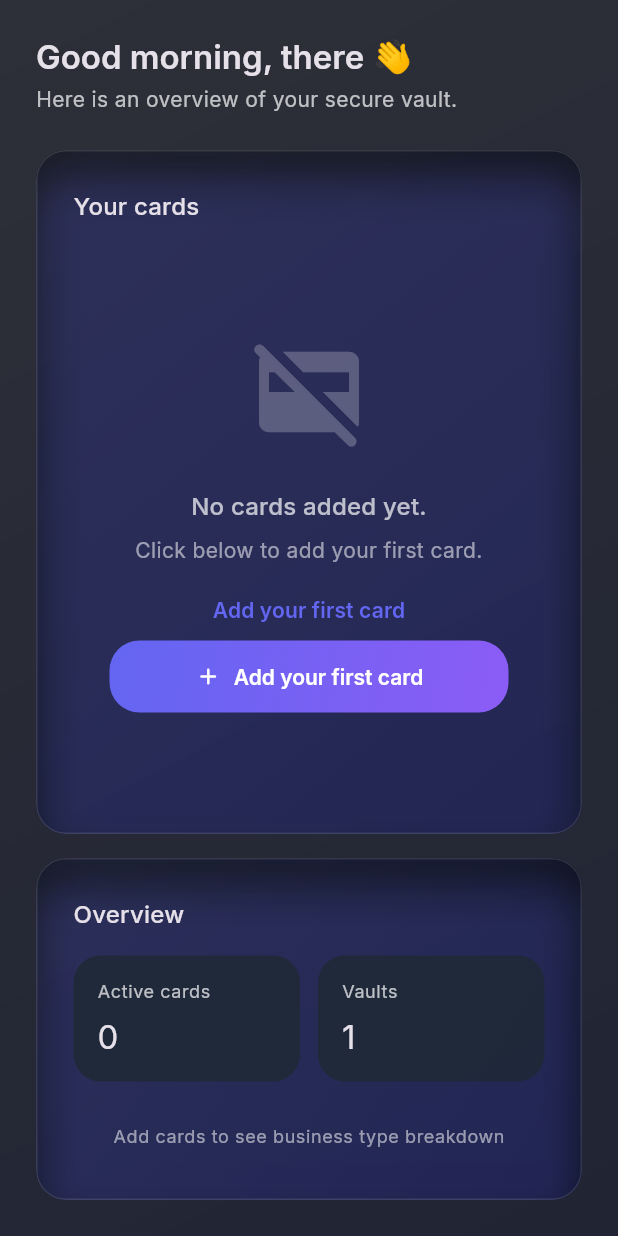
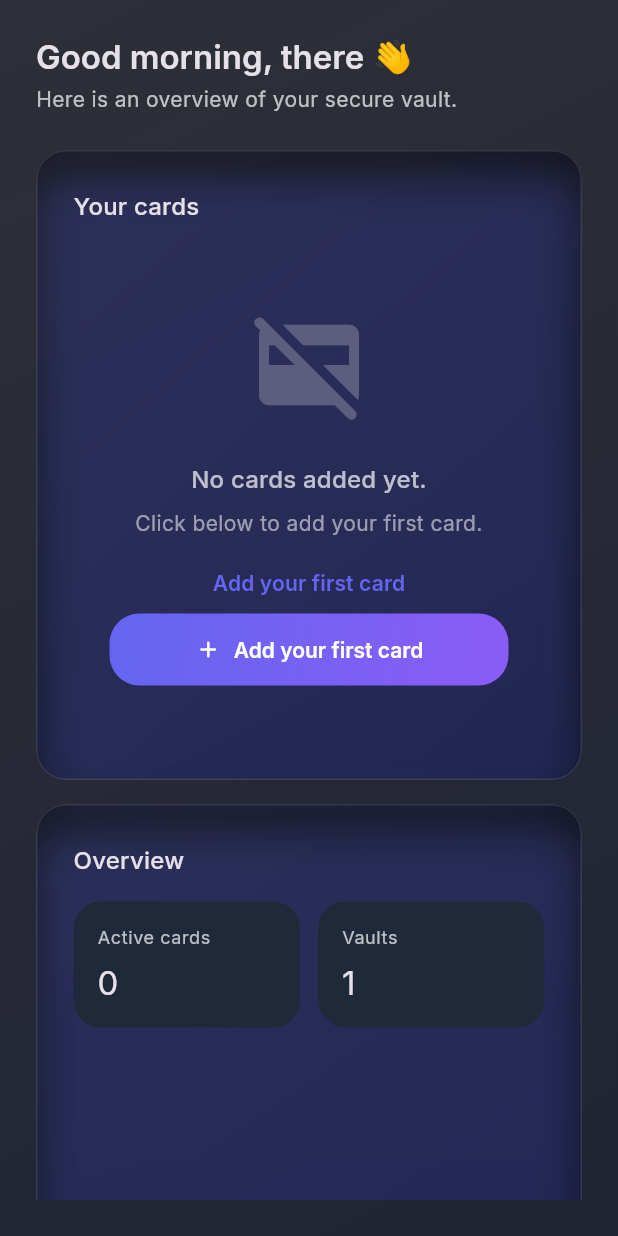
Before and after one commit to cybercomet-07/CardVault, a Flutter app: the DashboardPage screen opened by its route, on a phone screen of 412 x 824 dp. Run offline on Flutter 3.47's test engine with Material 3 defaults, Android fonts, the phone set to English and light mode, and no system bars; our stand-ins replace cloud_firestore, firebase_auth, firebase_core, fl_chart, google_fonts, image_picker; missing offline and left inert: dart:html, dart:js_interop, dart:ui_web, google_mlkit_text_recognition; accounts and stored records are empty.

Commit message:
Fix mobile-first page scrolling and web auth session behavior.
Restructure Dashboard, Cards, and Settings layouts to scroll reliably on small screens while preserving desktop split layouts, and enforce web session persistence so users must log in again after closing the browser.

Co-authored-by: Cursor <cursoragent@cursor.com>

```diff
--- a/lib/features/dashboard/dashboard_page.dart
+++ b/lib/features/dashboard/dashboard_page.dart
@@ -62,101 +62,88 @@ class _DashboardPageState extends State<DashboardPage> {
                             return LayoutBuilder(
                               builder: (context, constraints) {
                                 final isTwoColumn = constraints.maxWidth > 900;
-                                return Flex(
-                                  direction: isTwoColumn ? Axis.horizontal : Axis.vertical,
+                                if (isTwoColumn) {
+                                  return Row(
                                     crossAxisAlignment: CrossAxisAlignment.start,
                                     children: [
                                       Expanded(
                                         flex: 2,
-                                      child: GlassContainer(
-                                        padding: const EdgeInsets.all(24),
-                                        child: Column(
-                                          crossAxisAlignment: CrossAxisAlignment.start,
-                                          children: [
-                                            Text(
-                                              'Your cards',
-                                              style: Theme.of(context).textTheme.titleMedium,
-                                            ),
-                                            const SizedBox(height: 16),
-                                            Expanded(
-                                              child: hasCards
-                                                  ? ListView.separated(
-                                                      itemCount: cards.length,
-                                                      separatorBuilder: (_, __) =>
-                                                          const SizedBox(height: 12),
-                                                      itemBuilder: (context, index) {
-                                                        return _CardTile(
-                                                          card: cards[index],
-                                                          onView: () {
+                                        child: _CardsPanel(
+                                          cards: cards,
+                                          hasCards: hasCards,
+                                          onAddCard: () {
+                                            Navigator.pushNamed(context, AppRouter.cards);
+                                          },
+                                          onViewCard: (id) {
                                             Navigator.pushNamed(
                                               context,
                                               AppRouter.cardDetails,
-                                                              arguments: cards[index].id,
+                                              arguments: id,
                                             );
                                           },
-                                                          onEdit: () {
+                                          onEditCard: (id) {
                                             Navigator.pushNamed(
                                               context,
                                               AppRouter.cards,
-                                                              arguments: cards[index].id,
+                                              arguments: id,
                                             );
                                           },
-                                                          onDelete: () => _deleteCard(cards[index].id),
+                                          onDeleteCard: _deleteCard,
+                                        ),
+                                      ),
+                                      const SizedBox(width: 16),
+                                      Expanded(
+                                        flex: 1,
+                                        child: _OverviewPanel(
+                                          cards: cards,
+                                          cameraLoading: _cameraLoading,
+                                          onCapture: _captureAndSaveCard,
+                                          onOpenActive: () => _showActiveCardsSheet(context, cards),
+                                          onOpenVault: () => _showVaultGallerySheet(context, cards),
+                                        ),
+                                      ),
+                                    ],
+                                  );
+                                }
+
+                                return SingleChildScrollView(
+                                  child: Column(
+                                    crossAxisAlignment: CrossAxisAlignment.stretch,
+                                    children: [
+                                      _CardsPanel(
+                                        cards: cards,
+                                        hasCards: hasCards,
+                                        maxHeight: 420,
+                                        onAddCard: () {
+                                          Navigator.pushNamed(context, AppRouter.cards);
+                                        },
+                                        onViewCard: (id) {
+                                          Navigator.pushNamed(
+                                            context,
+                                            AppRouter.cardDetails,
+                                            arguments: id,
                                           );
                                         },
-                                                    )
-                                                  : _EmptyCardsState(
-                                                      onAddCard: () {
+                                        onEditCard: (id) {
                                           Navigator.pushNamed(
                                             context,
                                             AppRouter.cards,
+                                            arguments: id,
                                           );
                                         },
-                                                    ),
-                                            ),
-                                          ],
-                                        ),
-                                      ),
-                                    ),
-                                    const SizedBox(height: 16, width: 16),
-                                    Expanded(
-                                      flex: 1,
-                                      child: GlassContainer(
-                                        padding: const EdgeInsets.all(24),
-                                        child: Column(
-                                          crossAxisAlignment: CrossAxisAlignment.start,
-                                          children: [
-                                            Text(
-                                              'Overview',
-                                              style: Theme.of(context).textTheme.titleMedium,
+                                        onDeleteCard: _deleteCard,
                                       ),
                                       const SizedBox(height: 16),
-                                            Row(
-                                              children: [
-                                                _StatCard(
-                                                  label: 'Active cards',
-                                                  value: '${cards.length}',
-                                                  onTap: () => _showActiveCardsSheet(context, cards),
-                                                ),
-                                                const SizedBox(width: 12),
-                                                _StatCard(
-                                                  label: 'Vaults',
-                                                  value: '1',
-                                                  onTap: () => _showVaultGallerySheet(context, cards),
-                                                ),
-                                              ],
-                                            ),
-                                            const SizedBox(height: 20),
-                                            _BusinessTypeChart(
+                                      _OverviewPanel(
                                         cards: cards,
                                         cameraLoading: _cameraLoading,
                                         onCapture: _captureAndSaveCard,
+                                        onOpenActive: () => _showActiveCardsSheet(context, cards),
+                                        onOpenVault: () => _showVaultGallerySheet(context, cards),
                                       ),
+                                      const SizedBox(height: 16),
                                     ],
                                   ),
-                                      ),
-                                    ),
-                                  ],
                                 );
                               },
                             );
@@ -460,6 +447,119 @@ class _DashboardPageState extends State<DashboardPage> {
     } finally {
       if (mounted) setState(() => _cameraLoading = false);
     }
+  }
+}
+
+class _CardsPanel extends StatelessWidget {
+  const _CardsPanel({
+    required this.cards,
+    required this.hasCards,
+    required this.onAddCard,
+    required this.onViewCard,
+    required this.onEditCard,
+    required this.onDeleteCard,
+    this.maxHeight,
+  });
+
+  final List<VaultCard> cards;
+  final bool hasCards;
+  final VoidCallback onAddCard;
+  final void Function(String id) onViewCard;
+  final void Function(String id) onEditCard;
+  final void Function(String id) onDeleteCard;
+  final double? maxHeight;
+
+  @override
+  Widget build(BuildContext context) {
+    final content = GlassContainer(
+      padding: const EdgeInsets.all(24),
+      child: Column(
+        crossAxisAlignment: CrossAxisAlignment.start,
+        children: [
+          Text(
+            'Your cards',
+            style: Theme.of(context).textTheme.titleMedium,
+          ),
+          const SizedBox(height: 16),
+          Expanded(
+            child: hasCards
+                ? ListView.separated(
+                    itemCount: cards.length,
+                    separatorBuilder: (_, __) => const SizedBox(height: 12),
+                    itemBuilder: (context, index) {
+                      final card = cards[index];
+                      return _CardTile(
+                        card: card,
+                        onView: () => onViewCard(card.id),
+                        onEdit: () => onEditCard(card.id),
+                        onDelete: () => onDeleteCard(card.id),
+                      );
+                    },
+                  )
+                : _EmptyCardsState(onAddCard: onAddCard),
+          ),
+        ],
+      ),
+    );
+    if (maxHeight == null) return content;
+    return SizedBox(height: maxHeight, child: content);
+  }
+}
+
+class _OverviewPanel extends StatelessWidget {
+  const _OverviewPanel({
+    required this.cards,
+    required this.cameraLoading,
+    required this.onCapture,
+    required this.onOpenActive,
+    required this.onOpenVault,
+  });
+
+  final List<VaultCard> cards;
+  final bool cameraLoading;
+  final VoidCallback onCapture;
+  final VoidCallback onOpenActive;
+  final VoidCallback onOpenVault;
+
+  @override
+  Widget build(BuildContext context) {
+    return GlassContainer(
+      padding: const EdgeInsets.all(24),
+      child: Column(
+        crossAxisAlignment: CrossAxisAlignment.start,
+        children: [
+          Text(
+            'Overview',
+            style: Theme.of(context).textTheme.titleMedium,
+          ),
+          const SizedBox(height: 16),
+          Row(
+            children: [
+              _StatCard(
+                label: 'Active cards',
+                value: '${cards.length}',
+                onTap: onOpenActive,
+              ),
+              const SizedBox(width: 12),
+              _StatCard(
+                label: 'Vaults',
+                value: '1',
+                onTap: onOpenVault,
+              ),
+            ],
+          ),
+          const SizedBox(height: 20),
+          SizedBox(
+            height: 340,
+            child: _BusinessTypeChart(
+              cards: cards,
+              cameraLoading: cameraLoading,
+              onCapture: onCapture,
+            ),
+          ),
+        ],
+      ),
+    );
   }
 }
 
@@ -946,13 +1046,11 @@ class _BusinessTypeChartState extends State<_BusinessTypeChart>
     };
 
     if (total == 0) {
-      return Expanded(
-        child: Center(
+      return Center(
         child: Text(
           'Add cards to see business type breakdown',
           style: Theme.of(context).textTheme.bodySmall?.copyWith(
                 color: Colors.white54,
-                ),
               ),
         ),
       );
@@ -977,13 +1075,11 @@ class _BusinessTypeChartState extends State<_BusinessTypeChart>
       }
     }
     if (sections.isEmpty) {
-      return Expanded(
-        child: Center(
+      return Center(
         child: Text(
           'Add cards with business type to see chart',
           style: Theme.of(context).textTheme.bodySmall?.copyWith(
                 color: Colors.white54,
-                ),
               ),
         ),
       );
@@ -1000,8 +1096,7 @@ class _BusinessTypeChartState extends State<_BusinessTypeChart>
     return AnimatedBuilder(
       animation: _animation,
       builder: (context, child) {
-        return Expanded(
-          child: Column(
+        return Column(
           children: [
               SizedBox(
                 height: 150,
@@ -1112,7 +1207,6 @@ class _BusinessTypeChartState extends State<_BusinessTypeChart>
                 ),
               ),
           ],
-          ),
         );
       },
     );
--- a/lib/features/settings/settings_page.dart
+++ b/lib/features/settings/settings_page.dart
@@ -152,9 +152,10 @@ class _SettingsPageState extends State<SettingsPage> {
     final email = user?.email ?? '';
 
     return PageScaffold(
-      body: Center(
-        child: Padding(
+      body: SafeArea(
+        child: SingleChildScrollView(
           padding: const EdgeInsets.all(24),
+          child: Center(
             child: ConstrainedBox(
               constraints: const BoxConstraints(maxWidth: 800),
               child: GlassContainer(
@@ -285,6 +286,7 @@ class _SettingsPageState extends State<SettingsPage> {
             ),
           ),
         ),
+      ),
     );
   }
 }
--- a/lib/main.dart
+++ b/lib/main.dart
@@ -1,5 +1,7 @@
 import 'package:firebase_core/firebase_core.dart';
 import 'package:flutter/material.dart';
+import 'package:flutter/foundation.dart';
+import 'package:firebase_auth/firebase_auth.dart';
 
 import 'app.dart';
 import 'firebase_options.dart';
@@ -9,5 +11,9 @@ void main() async {
   await Firebase.initializeApp(
     options: DefaultFirebaseOptions.currentPlatform,
   );
+  if (kIsWeb) {
+    // Require login again when browser is fully closed.
+    await FirebaseAuth.instance.setPersistence(Persistence.SESSION);
+  }
   runApp(const CardVaultApp());
 }
```
Also changed, not shown: lib/features/cards/cards_page.dart (+59 -27 lines). Lines whose indentation alone changed are shown as unchanged.
